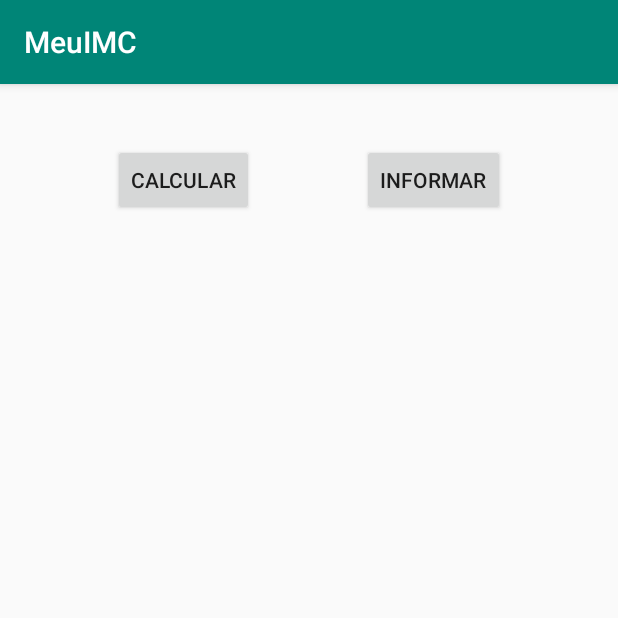
After one commit to filDeSouza/MeuIMC, an Android app: the fragment BotoesFragment shown on its own in the app's theme, on a phone screen of 412 x 824 dp, the top half of it. The commit adds this screen. Run offline under Robolectric (Android 15) with nearby library versions, the phone set to English and light mode, and no system bars.

Commit message:
parte alexandre fragment

```diff
--- a/app/build.gradle
+++ b/app/build.gradle
@@ -23,7 +23,9 @@ dependencies {
     implementation fileTree(dir: 'libs', include: ['*.jar'])
     implementation 'androidx.appcompat:appcompat:1.0.2'
     implementation 'androidx.constraintlayout:constraintlayout:1.1.3'
+    implementation 'androidx.legacy:legacy-support-v4:1.0.0'
     testImplementation 'junit:junit:4.12'
     androidTestImplementation 'androidx.test:runner:1.1.1'
     androidTestImplementation 'androidx.test.espresso:espresso-core:3.1.1'
+    implementation 'com.google.android.material:material:1.0.0'
 }
--- /dev/null
+++ b/app/src/main/java/br/com/digitalhouse/meuimc/view/BotoesFragment.java
@@ -0,0 +1,32 @@
+package br.com.digitalhouse.meuimc.view;
+
+
+import android.os.Bundle;
+
+import androidx.fragment.app.Fragment;
+
+import android.view.LayoutInflater;
+import android.view.View;
+import android.view.ViewGroup;
+
+import br.com.digitalhouse.meuimc.R;
+
+/**
+ * A simple {@link Fragment} subclass.
+ */
+public class BotoesFragment extends Fragment {
+
+
+    public BotoesFragment() {
+        // Required empty public constructor
+    }
+
+
+    @Override
+    public View onCreateView(LayoutInflater inflater, ViewGroup container,
+                             Bundle savedInstanceState) {
+        // Inflate the layout for this fragment
+        return inflater.inflate(R.layout.fragment_botoes, container, false);
+    }
+
+}
--- /dev/null
+++ b/app/src/main/res/layout/fragment_botoes.xml
@@ -0,0 +1,34 @@
+<?xml version="1.0" encoding="utf-8"?>
+<androidx.constraintlayout.widget.ConstraintLayout xmlns:android="http://schemas.android.com/apk/res/android"
+    xmlns:app="http://schemas.android.com/apk/res-auto"
+    xmlns:tools="http://schemas.android.com/tools"
+    android:layout_width="match_parent"
+    android:layout_height="match_parent"
+    tools:context=".view.BotoesFragment">
+
+    <!-- TODO: Update blank fragment layout -->
+
+
+    <Button
+        android:id="@+id/botaoCalcular"
+        android:layout_width="wrap_content"
+        android:layout_height="wrap_content"
+        android:layout_marginStart="75dp"
+        android:layout_marginLeft="75dp"
+        android:layout_marginTop="40dp"
+        android:text="Calcular"
+        app:layout_constraintStart_toStartOf="parent"
+        app:layout_constraintTop_toTopOf="parent" />
+
+    <Button
+        android:id="@+id/botaoInformar"
+        android:layout_width="wrap_content"
+        android:layout_height="wrap_content"
+        android:layout_marginTop="40dp"
+        android:layout_marginEnd="75dp"
+        android:layout_marginRight="75dp"
+        android:text="Informar"
+        app:layout_constraintEnd_toEndOf="parent"
+        app:layout_constraintTop_toTopOf="parent" />
+
+</androidx.constraintlayout.widget.ConstraintLayout>
--- a/app/src/main/res/values/strings.xml
+++ b/app/src/main/res/values/strings.xml
@@ -1,3 +1,6 @@
 <resources>
     <string name="app_name">MeuIMC</string>
+
+    <!-- TODO: Remove or change this placeholder text -->
+    <string name="hello_blank_fragment">Hello blank fragment</string>
 </resources>
```
Also changed, not shown: app/src/main/java/br/com/digitalhouse/meuimc/interfaces/Comunicador.java (added, +8 -0 lines), app/src/main/java/br/com/digitalhouse/meuimc/model/Operacional.java (added, +68 -0 lines), app/src/main/java/br/com/digitalhouse/meuimc/view/CalcularActivity.java (+75 -6 lines), app/src/main/java/br/com/digitalhouse/meuimc/view/CalculoRespostaFragment.java (added, +59 -0 lines), app/src/main/res/layout/activity_calcular.xml (+34 -0 lines), app/src/main/res/layout/fragment_calculo_resposta.xml (added, +29 -0 lines), app/src/main/res/drawable/tabela.9.png (added), app/src/main/res/mipmap-hdpi/tabela.9.png (added), app/src/main/res/mipmap-mdpi/tabela.9.png (added), app/src/main/res/mipmap-xhdpi/tabela.9.png (added), app/src/main/res/mipmap-xxhdpi/tabela.9.png (added), app/src/main/res/mipmap-xxxhdpi/tabela.9.png (added).
